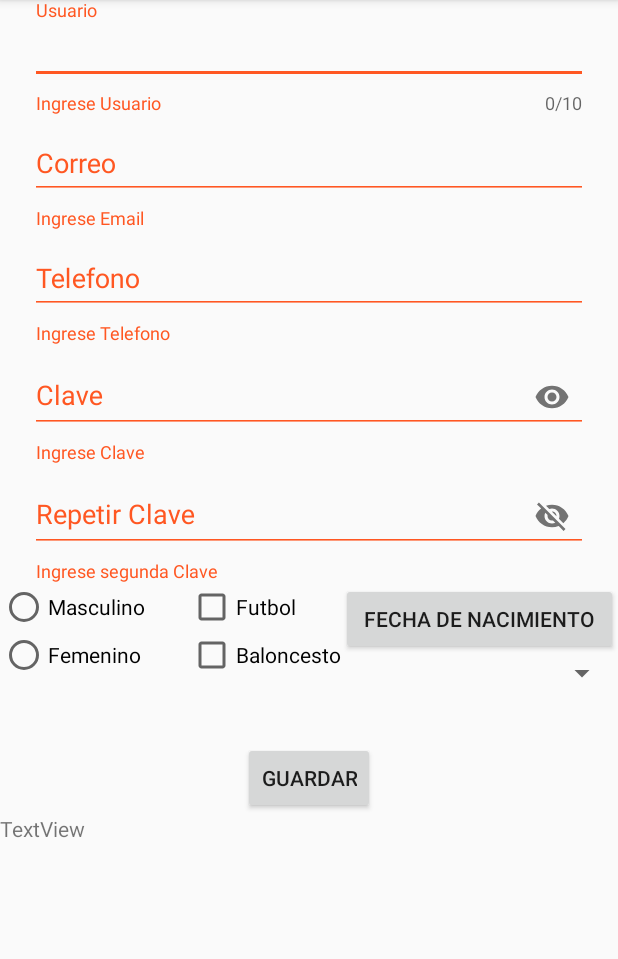
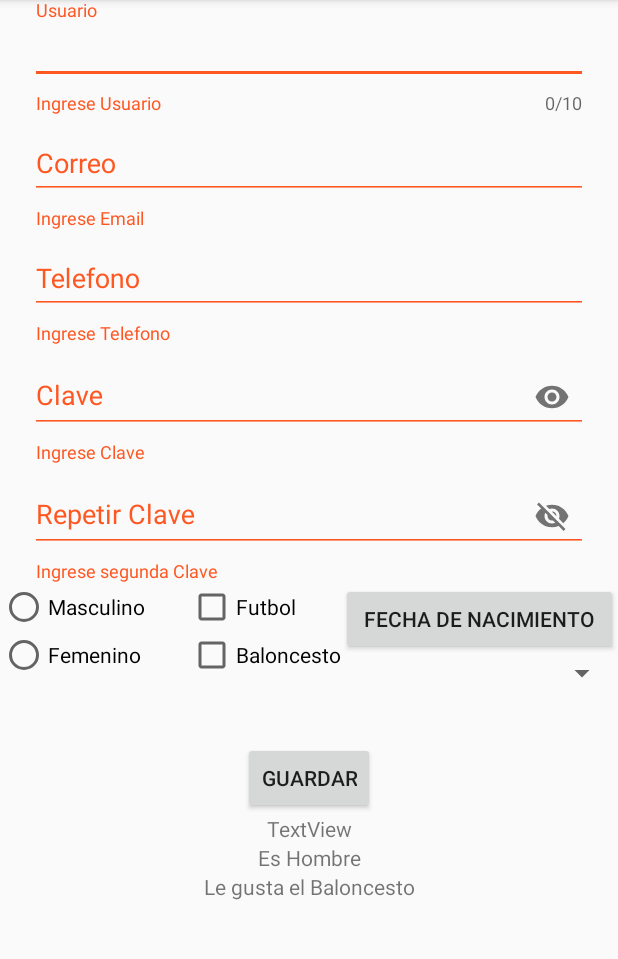
Before and after one commit to jolgo1989/Formulario, an Android app: the screen it shows after launch (MainActivity), after a tap on "GUARDAR", on a phone screen of 412 x 824 dp, the part 84-1043 px from its top. Run offline under Robolectric (Android 15) with nearby library versions, the phone set to English and light mode, and no system bars; 2 other taps on this screen came first.

Commit message:
Se guardo información al textview

```diff
--- a/app/src/main/java/com/example/myapplicationformulario2/MainActivity.kt
+++ b/app/src/main/java/com/example/myapplicationformulario2/MainActivity.kt
@@ -2,10 +2,7 @@ package com.example.myapplicationformulario2
 
 import androidx.appcompat.app.AppCompatActivity
 import android.os.Bundle
-import android.view.View
 import android.widget.Toast
-import androidx.core.view.isEmpty
-import com.google.android.material.textfield.TextInputEditText
 import kotlinx.android.synthetic.main.activity_main.*
 
 
@@ -46,35 +43,36 @@ class MainActivity : AppCompatActivity() {
                             textInputPassword1.error = null
                             textInputPassword2.error = null
 
-                            textView2.text = ("\n $user \n $email \n $phone ")
+                            textView.text = ("\n $user  \n $email \n $phone ")
                         }
 
 
 
-            //radioGroup()
-           // checkBox()
+            radioGroup()
+            checkBox()
 
         }
 
     }
 
     fun radioGroup() {
-        val respueta101 = "\n Es Mujer"
-        val respueta102 = "\n Es hombre"
+
         if (radioButtonFamale.isChecked ) {
-            textView2.text = respueta101
+            textView2.text = ("Es Mujer")
         } else {
-            textView2.text = respueta102
+            textView2.text = ("Es Hombre")
         }
     }
 
     fun checkBox(){
-        val respuesta201 = "\n Le gusta el Futbol"
-        val respuesta202 = "\n Le gusta el baloncesto"
-        if (checkBoxFutbol.isChecked){
-            textView2.text = respuesta201
+
+        if (checkBoxFutbol.isChecked && checkBoxBaloncesto.isChecked){
+            textView3.text = ("Le gusta el Futbol y el Baloncesto")
+        } else
+        if(checkBoxFutbol.isChecked){
+            textView3.text = ("Le gusta el fulbol")
         } else {
-            textView2.text = respuesta202
+            textView3.text = ("Le gusta el Baloncesto")
         }
     }
 
--- a/app/src/main/res/layout/activity_main.xml
+++ b/app/src/main/res/layout/activity_main.xml
@@ -155,9 +155,26 @@
         android:text="@string/guardar" />
 
     <TextView
+        android:id="@+id/textView"
+        android:layout_width="match_parent"
+        android:layout_height="wrap_content"
+        android:gravity="center"
+        android:lineSpacingExtra="10dp"
+        android:text="@string/textview" />
+
+    <TextView
         android:id="@+id/textView2"
         android:layout_width="match_parent"
-        android:layout_height="match_parent"
+        android:layout_height="wrap_content"
+        android:gravity="center"
+        android:lineSpacingExtra="10dp"
+        android:text="@string/textview" />
+
+    <TextView
+        android:id="@+id/textView3"
+        android:layout_width="match_parent"
+        android:layout_height="wrap_content"
+        android:gravity="center"
         android:lineSpacingExtra="10dp"
         android:text="@string/textview" />
 
--- a/app/src/main/res/values/strings.xml
+++ b/app/src/main/res/values/strings.xml
@@ -14,5 +14,7 @@
     <string name="fechaNacimiento">Fecha de nacimiento</string>
     <string name="guardar">Guardar</string>
     <string name="textview">TextView</string>
+    <string name="textview2">TextView</string>
+    <string name="textview3">TextView</string>
 
 </resources>
```
